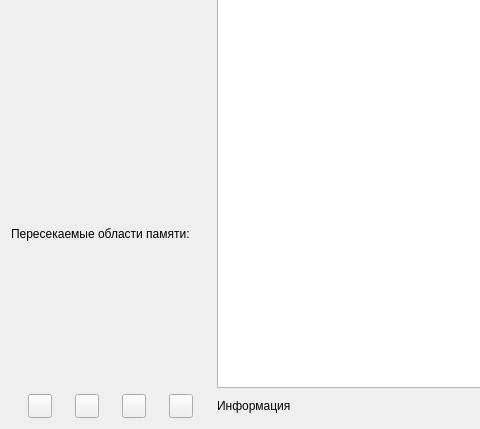
This is ganttmodel/memoryplanningwidget/memoryplanningwidget.ui in AstyCo/SweetyPie as Qt 5 draws it before an edit; both pictures show x 0 to 480 and y 273 to 702 of the 1243 by 702 pixel window. The edited form follows.
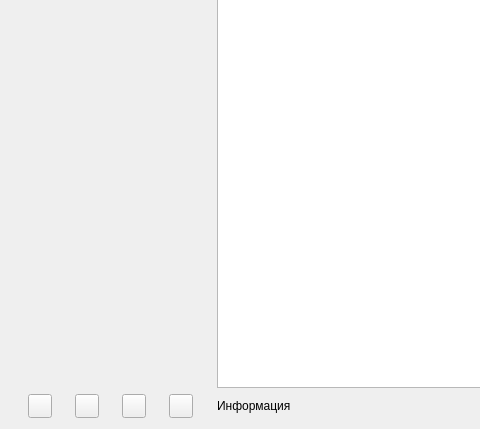
This is the edited form. Custom widgets are drawn as their Qt base class.

Patch:
```diff
--- a/ganttmodel/memoryplanningwidget/memoryplanningwidget.ui
+++ b/ganttmodel/memoryplanningwidget/memoryplanningwidget.ui
@@ -148,7 +148,7 @@
         </size>
        </property>
        <property name="text">
-        <string>Пересекаемые области памяти:</string>
+        <string/>
        </property>
       </widget>
      </item>
```
